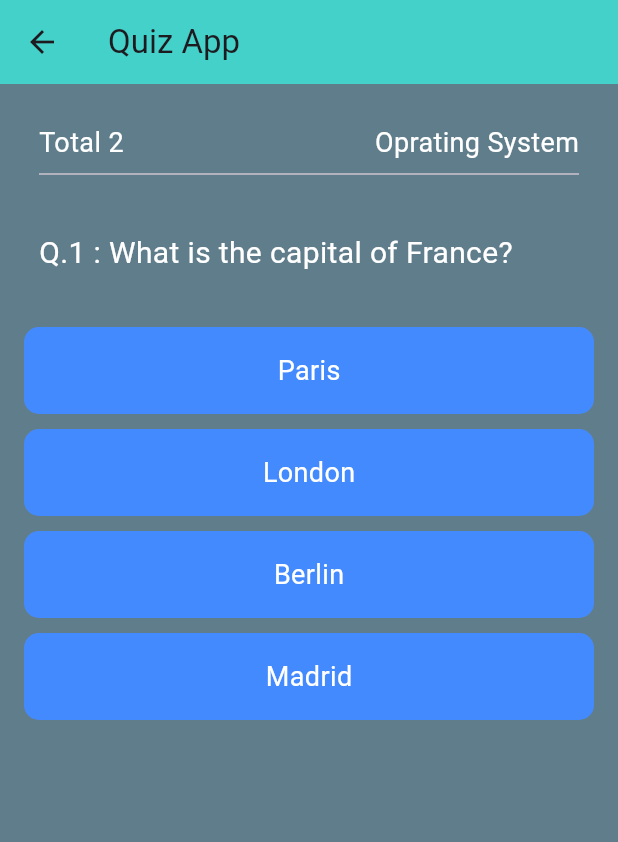
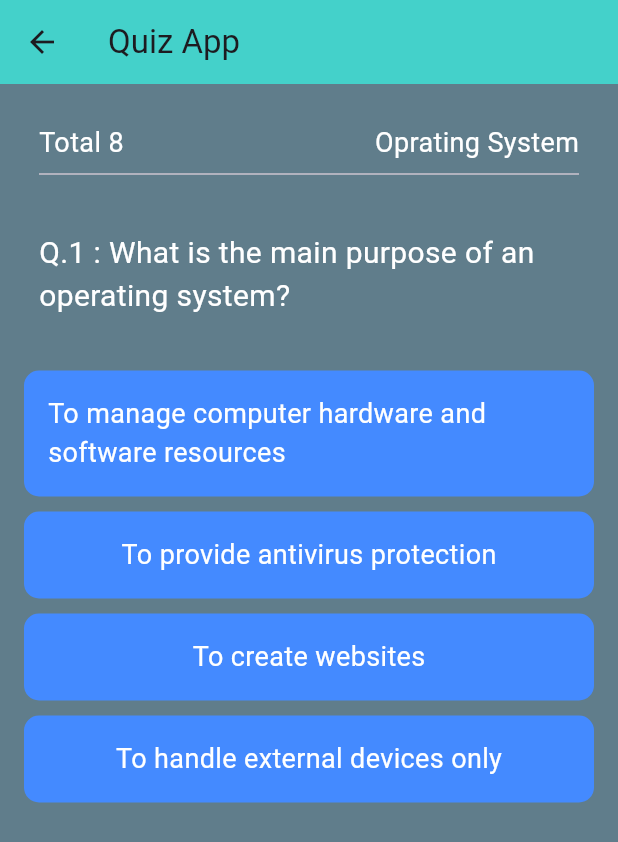
Before and after one commit to atin860/my_campus, a Flutter app: the screen it shows once a user with an empty profile is signed in, scrolled down 413 dp, after a tap on "Quiz", on a phone screen of 412 x 824 dp. Shown: the top 842 px of the screen. Run offline on Flutter 3.47's test engine with Material 3 defaults, Android fonts, the phone set to English and light mode, and no system bars; our stand-ins replace animate_do, carousel_slider, cloud_firestore, file_picker, firebase_auth, firebase_core and 6 more; accounts and stored records are empty.

Commit message:
quiz que done

```diff
--- a/lib/main.dart
+++ b/lib/main.dart
@@ -22,8 +22,7 @@ class MyApp extends StatelessWidget {
       title: 'Flutter Demo',
       theme: ThemeData(
         colorScheme: ColorScheme.fromSeed(seedColor: Colors.deepPurple),
-          //  bodyText1: TextStyle(color: Colors.black, fontSize: 16),
-          // headline6: TextStyle(color: Colors.blue, fontSize: 20),
+
         useMaterial3: true,
       ),
       home:   SplashScr(),
--- a/lib/screens/bottombar_scr/help_support.dart
+++ b/lib/screens/bottombar_scr/help_support.dart
@@ -1,4 +1,5 @@
 import 'package:flutter/material.dart';
+import 'package:my_campus/widget/constant.dart';
 import 'package:url_launcher/url_launcher.dart';
 
 class HelpSupportScreen extends StatelessWidget {
@@ -17,7 +18,7 @@ class HelpSupportScreen extends StatelessWidget {
   Widget build(BuildContext context) {
     return Scaffold(
       appBar: AppBar(
-        title: const Text('Help & Support'),
+        title: const Text('Help & Support',style: kLabelTextStyle,),
         backgroundColor: Colors.blueAccent,
       ),
       body: Padding(
--- a/lib/screens/bottombar_scr/profile ui/notification.dart
+++ b/lib/screens/bottombar_scr/profile ui/notification.dart
@@ -1,4 +1,5 @@
 import 'package:flutter/material.dart';
+import 'package:my_campus/widget/constant.dart';
 
 class NotificationsScreen extends StatelessWidget {
   const NotificationsScreen({super.key});
@@ -34,8 +35,9 @@ class NotificationsScreen extends StatelessWidget {
   @override
   Widget build(BuildContext context) {
     return Scaffold(
+      backgroundColor: Colors.teal,
       appBar: AppBar(
-        title: const Text('Notifications'),
+        title: const Text('Notifications',style: kLabelTextStyle,),
         backgroundColor: Colors.blueAccent,
       ),
       body: ListView.builder(
--- a/lib/screens/bottombar_scr/profile ui/privacy_seq.dart
+++ b/lib/screens/bottombar_scr/profile ui/privacy_seq.dart
@@ -1,4 +1,5 @@
 import 'package:flutter/material.dart';
+import 'package:my_campus/widget/constant.dart';
 
 class PrivacySettingsScreen extends StatefulWidget {
   const PrivacySettingsScreen({super.key});
@@ -18,7 +19,7 @@ class _PrivacySettingsScreenState extends State<PrivacySettingsScreen> {
   Widget build(BuildContext context) {
     return Scaffold(
       appBar: AppBar(
-        title: const Text("Privacy Settings"),
+        title: const Text("Privacy Settings",style: kLabelTextStyle,),
         backgroundColor: Colors.blueAccent,
       ),
       body: Container(
--- a/lib/screens/box_screens/quiz.dart
+++ b/lib/screens/box_screens/quiz.dart
@@ -8,14 +8,47 @@ class QuizScreen extends StatefulWidget {
 class _QuizScreenState extends State<QuizScreen> {
   final List<Question> _questions = [
     Question(
-      questionText: 'What is the capital of France?',
-      options: ['Paris', 'London', 'Berlin', 'Madrid'],
+      questionText: 'What is the main purpose of an operating system?',
+      options: ['To manage computer hardware and software resources', 'To provide antivirus protection', 'To create websites', 'To handle external devices only'],
       answer: 'Paris',
     ),
     Question(
       questionText: 'What is the largest planet in our solar system?',
       options: ['Earth', 'Jupiter', 'Mars', 'Saturn'],
       answer: 'Jupiter',
+    ),
+    Question(
+      questionText: 'What is virtual memory?',
+      options: ['A memory management technique that gives an application the impression it has contiguous working memory',
+      'Physical memory installed in the computer',
+      'A type of cache memory',
+       ' Temporary storage on the hard disk'],
+      answer: ' A memory management technique that gives an application the impression it has contiguous working memory',
+    ),
+    Question(
+      questionText: 'Which of the following is responsible for process scheduling in an OS?',
+      options: ['File System', 'Kernel', 'Bootloader', 'Task Manager'],
+      answer: 'Kernel',
+    ),
+    Question(
+      questionText: 'Which data structure uses LIFO (Last In, First Out) principle?',
+      options: ['Queue', ' Stack', ' Linked List', 'Binary Tree'],
+      answer: 'Stack',
+    ),
+     Question(
+      questionText: ' What is the time complexity of searching for an element in a balanced binary search tree?',
+      options: ['O(n)', ' O(log n)', 'O(n²)', ' O(1)'],
+      answer: ' O(1)',
+    ),
+    Question(
+      questionText: ' Which data structure is best suited for implementing FIFO (First In, First Out) operations?',
+      options: ['Stack', '  Queue', ' Graph', ' Hash Table'],
+      answer: 'Queue',
+    ),
+    Question(
+      questionText: 'In a linked list, what is the time complexity of accessing the n-th element directly?',
+      options: ['O(1)', 'O(n)', 'O(log n)', 'O(n²)'],
+      answer: 'O(n)',
     ),
     // Add more questions here
   ];
--- a/lib/screens/home.dart
+++ b/lib/screens/home.dart
@@ -3,6 +3,8 @@ import 'package:get/get.dart';
 import 'package:flutter/material.dart';
 import 'package:carousel_slider/carousel_slider.dart';
 import 'package:my_campus/Controller/controller.dart';
+import 'package:my_campus/screens/bottombar_scr/profile%20ui/per_info.dart';
+import 'package:my_campus/screens/bottombar_scr/profile%20ui/privacy_seq.dart';
 import 'package:my_campus/screens/bottombar_scr/sub_attendence.dart';
 import 'package:my_campus/screens/bottombar_scr/profile.dart';
 import 'package:my_campus/screens/box_screens/attendence.dart';
@@ -189,7 +191,8 @@ class _HomeScreenState extends State<HomeScreen> {
               leading: const Icon(Icons.person),
               title: const Text('Profile'),
               onTap: () {
-                // Navigate to Profile screen
+        Get.to(()=> PersonalInfoScreen());
+
               },
             ),
             ListTile(
@@ -207,6 +210,7 @@ class _HomeScreenState extends State<HomeScreen> {
               title: const Text('Settings'),
               onTap: () {
                 // Navigate to Settings screen
+                  Get.to(()=> PrivacySettingsScreen());
               },
             ),
             ListTile(
@@ -284,7 +288,7 @@ class _HomeScreenState extends State<HomeScreen> {
           children: [
             MyContainer(
               name: 'Attendance',
-              image: 'erp',
+              image: 'attendence',
               onPressed: () {
                 Get.to(() => const DailyAttendanceScreen());
               },
--- a/lib/widget/appcontainer.dart
+++ b/lib/widget/appcontainer.dart
@@ -2,10 +2,14 @@ import 'package:flutter/material.dart';
 import 'package:my_campus/widget/constant.dart';
 
 class MyContainer extends StatelessWidget {
-  const MyContainer({super.key, required this.name, required this.image, required this.onPressed});
+  const MyContainer(
+      {super.key,
+      required this.name,
+      required this.image,
+      required this.onPressed});
   final String name;
- final String image;
-final void Function() onPressed;
+  final String image;
+  final void Function() onPressed;
 
   @override
   Widget build(BuildContext context) {
@@ -27,16 +31,15 @@ final void Function() onPressed;
           child: Column(
             mainAxisAlignment: MainAxisAlignment.center,
             children: [
-              SizedBox(
-                  height: 70,
-                  child: CircleAvatar(
-                      radius: 60,
-                     // child: Icon(Icons.book),
-                      child: Image(
-                          fit: BoxFit.contain,
-                          image: AssetImage("assets/logo/$image.png"))
-                          )
-                          ),
+              CircleAvatar(
+                 // backgroundColor: Colors.purple,
+                  radius: 40,
+                  // child: Icon(Icons.book),
+                  child: Center(
+                    child: Image(
+                        fit: BoxFit.contain,
+                        image: AssetImage("assets/logo/$image.png",)),
+                  )),
               SizedBox(height: 20),
               Text(
                 name,
```
Also changed, not shown: lib/screens/bottombar_scr/profile.dart (+5 -5 lines), lib/screens/box_screens/team.dart (+29 -25 lines).
